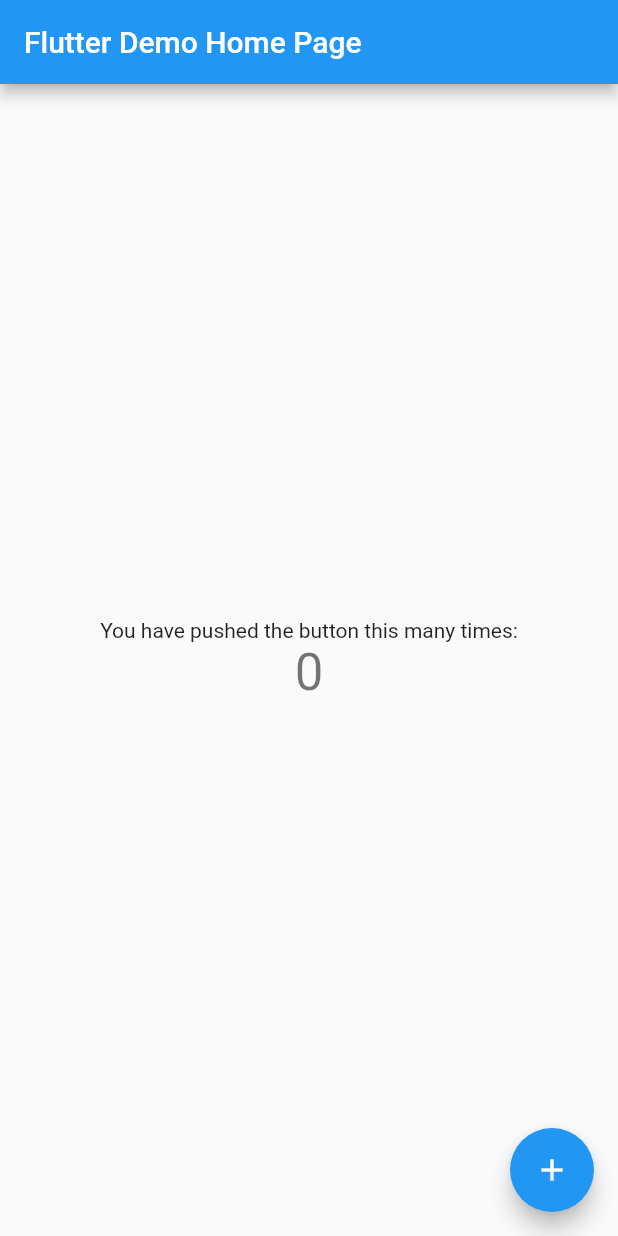
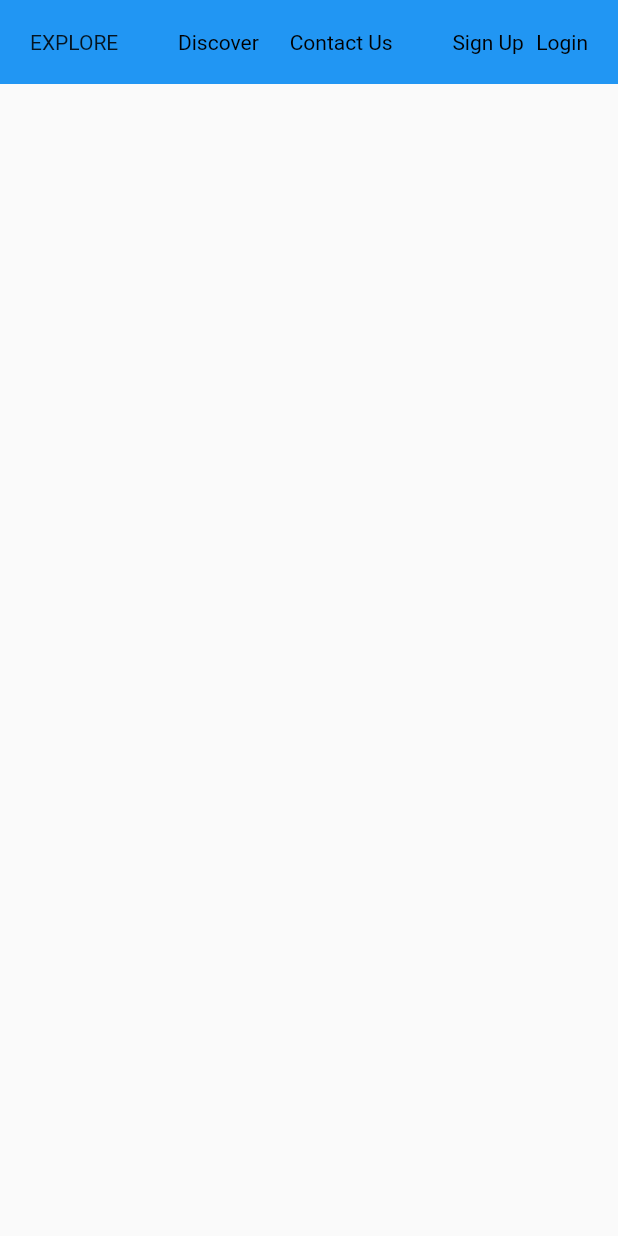
Before and after one commit to ProyectosFis/tienda_web_fis, a Flutter app: the screen it shows after launch, on a phone screen of 412 x 824 dp. Run offline on Flutter 3.47's test engine with Material 2 defaults, Android fonts, the phone set to English and light mode, and no system bars.

```diff
--- a/lib/main.dart
+++ b/lib/main.dart
@@ -1,3 +1,4 @@
+import 'package:flutter/cupertino.dart';
 import 'package:flutter/material.dart';
 
 void main() {
@@ -5,109 +6,83 @@
 }
 
 class MyApp extends StatelessWidget {
-  // This widget is the root of your application.
   @override
   Widget build(BuildContext context) {
     return MaterialApp(
-      title: 'Flutter Demo',
+      title: 'Explore',
       theme: ThemeData(
-        // This is the theme of your application.
-        //
-        // Try running your application with "flutter run". You'll see the
-        // application has a blue toolbar. Then, without quitting the app, try
-        // changing the primarySwatch below to Colors.green and then invoke
-        // "hot reload" (press "r" in the console where you ran "flutter run",
-        // or simply save your changes to "hot reload" in a Flutter IDE).
-        // Notice that the counter didn't reset back to zero; the application
-        // is not restarted.
-        primarySwatch: Colors.blue,
+        visualDensity: VisualDensity.adaptivePlatformDensity,
       ),
-      home: MyHomePage(title: 'Flutter Demo Home Page'),
+      home: HomePage(),
     );
   }
 }
 
-class MyHomePage extends StatefulWidget {
-  MyHomePage({Key key, this.title}) : super(key: key);
-
-  // This widget is the home page of your application. It is stateful, meaning
-  // that it has a State object (defined below) that contains fields that affect
-  // how it looks.
-
-  // This class is the configuration for the state. It holds the values (in this
-  // case the title) provided by the parent (in this case the App widget) and
-  // used by the build method of the State. Fields in a Widget subclass are
-  // always marked "final".
-
-  final String title;
-
+class HomePage extends StatefulWidget {
   @override
-  _MyHomePageState createState() => _MyHomePageState();
+  _HomePageState createState() => _HomePageState();
 }
 
-class _MyHomePageState extends State<MyHomePage> {
-  int _counter = 0;
-
-  void _incrementCounter() {
-    setState(() {
-      // This call to setState tells the Flutter framework that something has
-      // changed in this State, which causes it to rerun the build method below
-      // so that the display can reflect the updated values. If we changed
-      // _counter without calling setState(), then the build method would not be
-      // called again, and so nothing would appear to happen.
-      _counter++;
-    });
-  }
-
+class _HomePageState extends State<HomePage> {
   @override
   Widget build(BuildContext context) {
-    // This method is rerun every time setState is called, for instance as done
-    // by the _incrementCounter method above.
-    //
-    // The Flutter framework has been optimized to make rerunning build methods
-    // fast, so that you can just rebuild anything that needs updating rather
-    // than having to individually change instances of widgets.
+    var screenSize = MediaQuery.of(context).size;
+
     return Scaffold(
-      appBar: AppBar(
-        // Here we take the value from the MyHomePage object that was created by
-        // the App.build method, and use it to set our appbar title.
-        title: Text(widget.title),
-      ),
-      body: Center(
-        // Center is a layout widget. It takes a single child and positions it
-        // in the middle of the parent.
-        child: Column(
-          // Column is also a layout widget. It takes a list of children and
-          // arranges them vertically. By default, it sizes itself to fit its
-          // children horizontally, and tries to be as tall as its parent.
-          //
-          // Invoke "debug painting" (press "p" in the console, choose the
-          // "Toggle Debug Paint" action from the Flutter Inspector in Android
-          // Studio, or the "Toggle Debug Paint" command in Visual Studio Code)
-          // to see the wireframe for each widget.
-          //
-          // Column has various properties to control how it sizes itself and
-          // how it positions its children. Here we use mainAxisAlignment to
-          // center the children vertically; the main axis here is the vertical
-          // axis because Columns are vertical (the cross axis would be
-          // horizontal).
-          mainAxisAlignment: MainAxisAlignment.center,
-          children: <Widget>[
-            Text(
-              'You have pushed the button this many times:',
+      appBar: PreferredSize(
+        preferredSize: Size(screenSize.width, 1000),
+        child: Container(
+          color: Colors.blue,
+          child: Padding(
+            padding: EdgeInsets.all(20),
+            child: Row(
+              children: [
+                Text('EXPLORE'),
+                Expanded(
+                  child: Row(
+                    mainAxisAlignment: MainAxisAlignment.center,
+                    children: [
+                      InkWell(
+                        onTap: () {},
+                        child: Text(
+                          'Discover',
+                          style: TextStyle(color: Colors.black),
+                        ),
+                      ),
+                      SizedBox(width: screenSize.width / 20),
+                      InkWell(
+                        onTap: () {},
+                        child: Text(
+                          'Contact Us',
+                          style: TextStyle(color: Colors.black),
+                        ),
+                      ),
+                    ],
+                  ),
+                ),
+                InkWell(
+                  onTap: () {},
+                  child: Text(
+                    'Sign Up',
+                    style: TextStyle(color: Colors.black),
+                  ),
+                ),
+                SizedBox(
+                  width: screenSize.width / 50,
+                ),
+                InkWell(
+                  onTap: () {},
+                  child: Text(
+                    'Login',
+                    style: TextStyle(color: Colors.black),
+                  ),
+                ),
+              ],
             ),
-            Text(
-              '$_counter',
-              style: Theme.of(context).textTheme.headline4,
-            ),
-          ],
+          ),
         ),
       ),
-      floatingActionButton: FloatingActionButton(
-        onPressed: _incrementCounter,
-        tooltip: 'Increment',
-        child: Icon(Icons.add),
-      ), // This trailing comma makes auto-formatting nicer for build methods.
+      body: Container(),
     );
   }
 }
```
